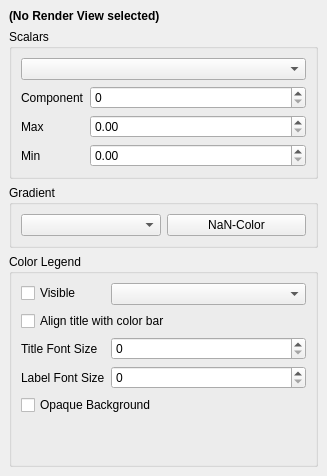
This is gui/widgets/ColorMappingChooser.ui in kateyy/geohazardvis as Qt 5 draws it before an edit. The edited form follows.
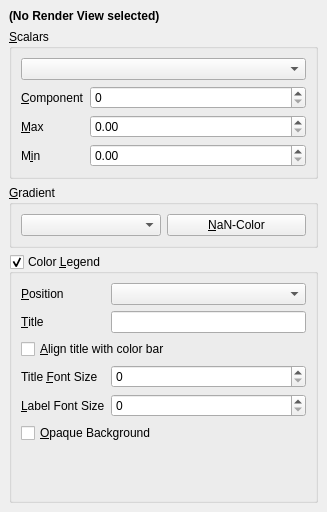
This is the edited form.

Commit message:
allow to change color mapping legend title
+ some GUI cleanup

```diff
--- a/gui/widgets/ColorMappingChooser.ui
+++ b/gui/widgets/ColorMappingChooser.ui
@@ -7,7 +7,7 @@
     <x>0</x>
     <y>0</y>
     <width>327</width>
-    <height>476</height>
+    <height>512</height>
    </rect>
   </property>
   <property name="windowTitle">
@@ -28,7 +28,7 @@
     <item>
      <widget class="QGroupBox" name="scalarsGroupBox">
       <property name="title">
-       <string>Scalars</string>
+       <string>&amp;Scalars</string>
       </property>
       <property name="alignment">
        <set>Qt::AlignLeading|Qt::AlignLeft|Qt::AlignTop</set>
@@ -37,7 +37,10 @@
        <item row="1" column="0">
         <widget class="QLabel" name="componentLabel">
          <property name="text">
-          <string>Component</string>
+          <string>&amp;Component</string>
+         </property>
+         <property name="buddy">
+          <cstring>componentSpinBox</cstring>
          </property>
         </widget>
        </item>
@@ -47,7 +50,10 @@
        <item row="2" column="0">
         <widget class="QLabel" name="maxLabel">
          <property name="text">
-          <string>Max</string>
+          <string>&amp;Max</string>
+         </property>
+         <property name="buddy">
+          <cstring>maxValueSpinBox</cstring>
          </property>
         </widget>
        </item>
@@ -61,7 +67,10 @@
        <item row="3" column="0">
         <widget class="QLabel" name="minLabel">
          <property name="text">
-          <string>Min</string>
+          <string>M&amp;in</string>
+         </property>
+         <property name="buddy">
+          <cstring>minValueSpinBox</cstring>
          </property>
         </widget>
        </item>
@@ -80,7 +89,7 @@
        <bool>true</bool>
       </property>
       <property name="title">
-       <string>Gradient</string>
+       <string>&amp;Gradient</string>
       </property>
       <layout class="QGridLayout" name="gridLayout_3">
        <item row="0" column="0">
@@ -89,7 +98,7 @@
        <item row="0" column="1">
         <widget class="QPushButton" name="nanColorButton">
          <property name="text">
-          <string>NaN-Color</string>
+          <string>&amp;NaN-Color</string>
          </property>
         </widget>
        </item>
@@ -108,16 +117,15 @@
        </sizepolicy>
       </property>
       <property name="title">
-       <string>Color Legend</string>
+       <string>Color &amp;Legend</string>
+      </property>
+      <property name="checkable">
+       <bool>true</bool>
+      </property>
+      <property name="checked">
+       <bool>true</bool>
       </property>
       <layout class="QFormLayout" name="formLayout_2">
-       <item row="0" column="0">
-        <widget class="QCheckBox" name="colorLegendCheckBox">
-         <property name="text">
-          <string>Visible</string>
-         </property>
-        </widget>
-       </item>
        <item row="0" column="1">
         <widget class="QComboBox" name="legendPositionComboBox">
          <property name="sizePolicy">
@@ -128,7 +136,7 @@
          </property>
         </widget>
        </item>
-       <item row="1" column="0" colspan="2">
+       <item row="3" column="0" colspan="2">
         <widget class="QCheckBox" name="legendAlignTitleCheckBox">
          <property name="sizePolicy">
           <sizepolicy hsizetype="Minimum" vsizetype="Fixed">
@@ -137,34 +145,67 @@
           </sizepolicy>
          </property>
          <property name="text">
-          <string>Align title with color bar</string>
+          <string>&amp;Align title with color bar</string>
          </property>
         </widget>
        </item>
-       <item row="2" column="0">
+       <item row="4" column="0">
         <widget class="QLabel" name="label_2">
          <property name="text">
-          <string>Title Font Size</string>
+          <string>Title &amp;Font Size</string>
+         </property>
+         <property name="buddy">
+          <cstring>legendTitleFontSize</cstring>
          </property>
         </widget>
        </item>
-       <item row="2" column="1">
+       <item row="4" column="1">
         <widget class="QSpinBox" name="legendTitleFontSize"/>
        </item>
-       <item row="3" column="0">
+       <item row="5" column="0">
         <widget class="QLabel" name="label">
          <property name="text">
-          <string>Label Font Size</string>
+          <string>&amp;Label Font Size</string>
+         </property>
+         <property name="buddy">
+          <cstring>legendLabelFontSize</cstring>
          </property>
         </widget>
        </item>
-       <item row="3" column="1">
+       <item row="5" column="1">
         <widget class="QSpinBox" name="legendLabelFontSize"/>
        </item>
-       <item row="4" column="0" colspan="2">
+       <item row="6" column="0" colspan="2">
         <widget class="QCheckBox" name="legendBackgroundCheckBox">
          <property name="text">
-          <string>Opaque Background</string>
+          <string>&amp;Opaque Background</string>
+         </property>
+        </widget>
+       </item>
+       <item row="0" column="0">
+        <widget class="QLabel" name="label_3">
+         <property name="text">
+          <string>&amp;Position</string>
+         </property>
+         <property name="buddy">
+          <cstring>legendPositionComboBox</cstring>
+         </property>
+        </widget>
+       </item>
+       <item row="1" column="0">
+        <widget class="QLabel" name="label_4">
+         <property name="text">
+          <string>&amp;Title</string>
+         </property>
+         <property name="buddy">
+          <cstring>legendTitleEdit</cstring>
+         </property>
+        </widget>
+       </item>
+       <item row="1" column="1">
+        <widget class="QLineEdit" name="legendTitleEdit">
+         <property name="clearButtonEnabled">
+          <bool>true</bool>
          </property>
         </widget>
        </item>
```
The commit also changes 2 other files.
